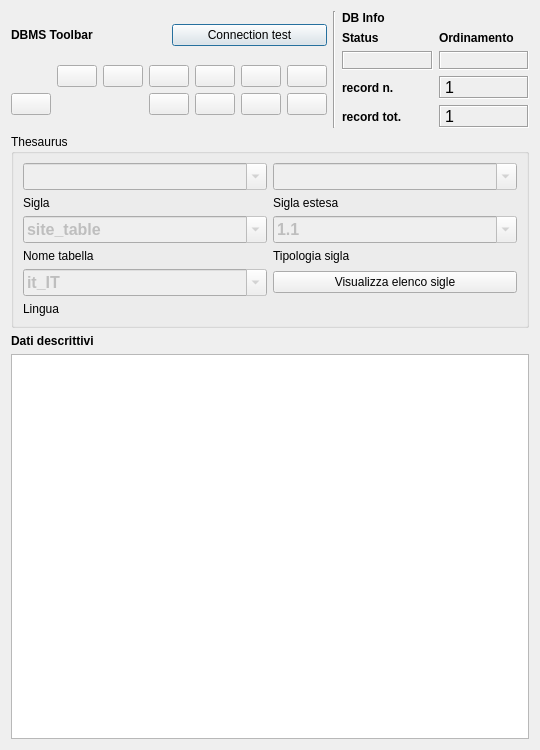
Above: gui/ui/Thesaurus.ui from pyarchinit/pyarchinit before the change. Below: the same form after it.
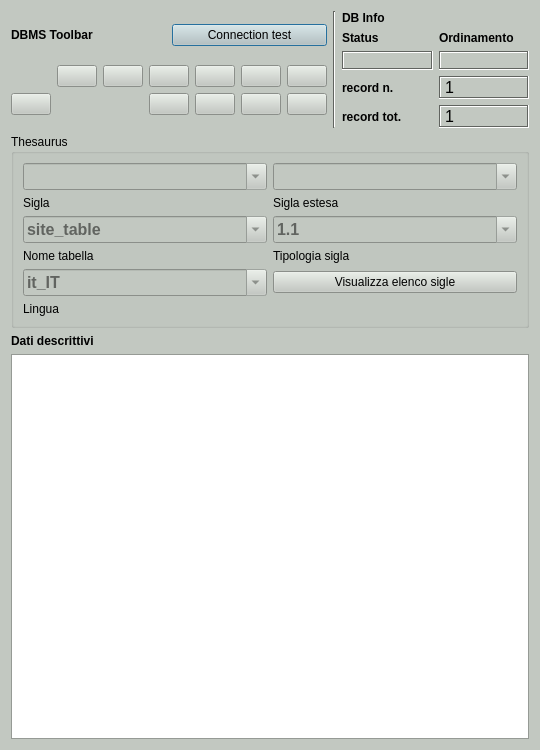
That is the form after the change. Icons and pictures are not drawn. Custom widgets are drawn as their Qt base class.

Commit message: change backgroud color ui

What changed in the file:
```diff
--- a/gui/ui/Thesaurus.ui
+++ b/gui/ui/Thesaurus.ui
@@ -16,6 +16,448 @@
     <height>400</height>
    </size>
   </property>
+  <property name="palette">
+   <palette>
+    <active>
+     <colorrole role="WindowText">
+      <brush brushstyle="SolidPattern">
+       <color alpha="255">
+        <red>0</red>
+        <green>0</green>
+        <blue>0</blue>
+       </color>
+      </brush>
+     </colorrole>
+     <colorrole role="Button">
+      <brush brushstyle="SolidPattern">
+       <color alpha="255">
+        <red>194</red>
+        <green>200</green>
+        <blue>193</blue>
+       </color>
+      </brush>
+     </colorrole>
+     <colorrole role="Light">
+      <brush brushstyle="SolidPattern">
+       <color alpha="255">
+        <red>255</red>
+        <green>255</green>
+        <blue>255</blue>
+       </color>
+      </brush>
+     </colorrole>
+     <colorrole role="Midlight">
+      <brush brushstyle="SolidPattern">
+       <color alpha="255">
+        <red>224</red>
+        <green>227</green>
+        <blue>224</blue>
+       </color>
+      </brush>
+     </colorrole>
+     <colorrole role="Dark">
+      <brush brushstyle="SolidPattern">
+       <color alpha="255">
+        <red>97</red>
+        <green>100</green>
+        <blue>96</blue>
+       </color>
+      </brush>
+     </colorrole>
+     <colorrole role="Mid">
+      <brush brushstyle="SolidPattern">
+       <color alpha="255">
+        <red>129</red>
+        <green>133</green>
+        <blue>129</blue>
+       </color>
+      </brush>
+     </colorrole>
+     <colorrole role="Text">
+      <brush brushstyle="SolidPattern">
+       <color alpha="255">
+        <red>0</red>
+        <green>0</green>
+        <blue>0</blue>
+       </color>
+      </brush>
+     </colorrole>
+     <colorrole role="BrightText">
+      <brush brushstyle="SolidPattern">
+       <color alpha="255">
+        <red>255</red>
+        <green>255</green>
+        <blue>255</blue>
+       </color>
+      </brush>
+     </colorrole>
+     <colorrole role="ButtonText">
+      <brush brushstyle="SolidPattern">
+       <color alpha="255">
+        <red>0</red>
+        <green>0</green>
+        <blue>0</blue>
+       </color>
+      </brush>
+     </colorrole>
+     <colorrole role="Base">
+      <brush brushstyle="SolidPattern">
+       <color alpha="255">
+        <red>255</red>
+        <green>255</green>
+        <blue>255</blue>
+       </color>
+      </brush>
+     </colorrole>
+     <colorrole role="Window">
+      <brush brushstyle="SolidPattern">
+       <color alpha="255">
+        <red>194</red>
+        <green>200</green>
+        <blue>193</blue>
+       </color>
+      </brush>
+     </colorrole>
+     <colorrole role="Shadow">
+      <brush brushstyle="SolidPattern">
+       <color alpha="255">
+        <red>0</red>
+        <green>0</green>
+        <blue>0</blue>
+       </color>
+      </brush>
+     </colorrole>
+     <colorrole role="AlternateBase">
+      <brush brushstyle="SolidPattern">
+       <color alpha="255">
+        <red>224</red>
+        <green>227</green>
+        <blue>224</blue>
+       </color>
+      </brush>
+     </colorrole>
+     <colorrole role="ToolTipBase">
+      <brush brushstyle="SolidPattern">
+       <color alpha="255">
+        <red>255</red>
+        <green>255</green>
+        <blue>220</blue>
+       </color>
+      </brush>
+     </colorrole>
+     <colorrole role="ToolTipText">
+      <brush brushstyle="SolidPattern">
+       <color alpha="255">
+        <red>0</red>
+        <green>0</green>
+        <blue>0</blue>
+       </color>
+      </brush>
+     </colorrole>
+     <colorrole role="PlaceholderText">
+      <brush brushstyle="SolidPattern">
+       <color alpha="128">
+        <red>0</red>
+        <green>0</green>
+        <blue>0</blue>
+       </color>
+      </brush>
+     </colorrole>
+    </active>
+    <inactive>
+     <colorrole role="WindowText">
+      <brush brushstyle="SolidPattern">
+       <color alpha="255">
+        <red>0</red>
+        <green>0</green>
+        <blue>0</blue>
+       </color>
+      </brush>
+     </colorrole>
+     <colorrole role="Button">
+      <brush brushstyle="SolidPattern">
+       <color alpha="255">
+        <red>194</red>
+        <green>200</green>
+        <blue>193</blue>
+       </color>
+      </brush>
+     </colorrole>
+     <colorrole role="Light">
+      <brush brushstyle="SolidPattern">
+       <color alpha="255">
+        <red>255</red>
+        <green>255</green>
+        <blue>255</blue>
+       </color>
+      </brush>
+     </colorrole>
+     <colorrole role="Midlight">
+      <brush brushstyle="SolidPattern">
+       <color alpha="255">
+        <red>224</red>
+        <green>227</green>
+        <blue>224</blue>
+       </color>
+      </brush>
+     </colorrole>
+     <colorrole role="Dark">
+      <brush brushstyle="SolidPattern">
+       <color alpha="255">
+        <red>97</red>
+        <green>100</green>
+        <blue>96</blue>
+       </color>
+      </brush>
+     </colorrole>
+     <colorrole role="Mid">
+      <brush brushstyle="SolidPattern">
+       <color alpha="255">
+        <red>129</red>
+        <green>133</green>
+        <blue>129</blue>
+       </color>
+      </brush>
+     </colorrole>
+     <colorrole role="Text">
+      <brush brushstyle="SolidPattern">
+       <color alpha="255">
+        <red>0</red>
+        <green>0</green>
+        <blue>0</blue>
+       </color>
+      </brush>
+     </colorrole>
+     <colorrole role="BrightText">
+      <brush brushstyle="SolidPattern">
+       <color alpha="255">
+        <red>255</red>
+        <green>255</green>
+        <blue>255</blue>
+       </color>
+      </brush>
+     </colorrole>
+     <colorrole role="ButtonText">
+      <brush brushstyle="SolidPattern">
+       <color alpha="255">
+        <red>0</red>
+        <green>0</green>
+        <blue>0</blue>
+       </color>
+      </brush>
+     </colorrole>
+     <colorrole role="Base">
+      <brush brushstyle="SolidPattern">
+       <color alpha="255">
+        <red>255</red>
+        <green>255</green>
+        <blue>255</blue>
+       </color>
+      </brush>
+     </colorrole>
+     <colorrole role="Window">
+      <brush brushstyle="SolidPattern">
+       <color alpha="255">
+        <red>194</red>
+        <green>200</green>
+        <blue>193</blue>
+       </color>
+      </brush>
+     </colorrole>
+     <colorrole role="Shadow">
+      <brush brushstyle="SolidPattern">
+       <color alpha="255">
+        <red>0</red>
+        <green>0</green>
+        <blue>0</blue>
+       </color>
+      </brush>
+     </colorrole>
+     <colorrole role="AlternateBase">
+      <brush brushstyle="SolidPattern">
+       <color alpha="255">
+        <red>224</red>
+        <green>227</green>
+        <blue>224</blue>
+       </color>
+      </brush>
+     </colorrole>
+     <colorrole role="ToolTipBase">
+      <brush brushstyle="SolidPattern">
+       <color alpha="255">
+        <red>255</red>
+        <green>255</green>
+        <blue>220</blue>
+       </color>
+      </brush>
+     </colorrole>
+     <colorrole role="ToolTipText">
+      <brush brushstyle="SolidPattern">
+       <color alpha="255">
+        <red>0</red>
+        <green>0</green>
+        <blue>0</blue>
+       </color>
+      </brush>
+     </colorrole>
+     <colorrole role="PlaceholderText">
+      <brush brushstyle="SolidPattern">
+       <color alpha="128">
+        <red>0</red>
+        <green>0</green>
+        <blue>0</blue>
+       </color>
+      </brush>
+     </colorrole>
+    </inactive>
+    <disabled>
+     <colorrole role="WindowText">
+      <brush brushstyle="SolidPattern">
+       <color alpha="255">
+        <red>97</red>
+        <green>100</green>
+        <blue>96</blue>
+       </color>
+      </brush>
+     </colorrole>
+     <colorrole role="Button">
+      <brush brushstyle="SolidPattern">
+       <color alpha="255">
+        <red>194</red>
+        <green>200</green>
+        <blue>193</blue>
+       </color>
+      </brush>
+     </colorrole>
+     <colorrole role="Light">
+      <brush brushstyle="SolidPattern">
+       <color alpha="255">
+        <red>255</red>
+        <green>255</green>
+        <blue>255</blue>
+       </color>
+      </brush>
+     </colorrole>
+     <colorrole role="Midlight">
+      <brush brushstyle="SolidPattern">
+       <color alpha="255">
+        <red>224</red>
+        <green>227</green>
+        <blue>224</blue>
+       </color>
+      </brush>
+     </colorrole>
+     <colorrole role="Dark">
+      <brush brushstyle="SolidPattern">
+       <color alpha="255">
+        <red>97</red>
+        <green>100</green>
+        <blue>96</blue>
+       </color>
+      </brush>
+     </colorrole>
+     <colorrole role="Mid">
+      <brush brushstyle="SolidPattern">
+       <color alpha="255">
+        <red>129</red>
+        <green>133</green>
+        <blue>129</blue>
+       </color>
+      </brush>
+     </colorrole>
+     <colorrole role="Text">
+      <brush brushstyle="SolidPattern">
+       <color alpha="255">
+        <red>97</red>
+        <green>100</green>
+        <blue>96</blue>
+       </color>
+      </brush>
+     </colorrole>
+     <colorrole role="BrightText">
+      <brush brushstyle="SolidPattern">
+       <color alpha="255">
+        <red>255</red>
+        <green>255</green>
+        <blue>255</blue>
+       </color>
+      </brush>
+     </colorrole>
+     <colorrole role="ButtonText">
+      <brush brushstyle="SolidPattern">
+       <color alpha="255">
+        <red>97</red>
+        <green>100</green>
+        <blue>96</blue>
+       </color>
+      </brush>
+     </colorrole>
+     <colorrole role="Base">
+      <brush brushstyle="SolidPattern">
+       <color alpha="255">
+        <red>194</red>
+        <green>200</green>
+        <blue>193</blue>
+       </color>
+      </brush>
+     </colorrole>
+     <colorrole role="Window">
+      <brush brushstyle="SolidPattern">
+       <color alpha="255">
+        <red>194</red>
+        <green>200</green>
+        <blue>193</blue>
+       </color>
+      </brush>
+     </colorrole>
+     <colorrole role="Shadow">
+      <brush brushstyle="SolidPattern">
+       <color alpha="255">
+        <red>0</red>
+        <green>0</green>
+        <blue>0</blue>
+       </color>
+      </brush>
+     </colorrole>
+     <colorrole role="AlternateBase">
+      <brush brushstyle="SolidPattern">
+       <color alpha="255">
+        <red>194</red>
+        <green>200</green>
+        <blue>193</blue>
+       </color>
+      </brush>
+     </colorrole>
+     <colorrole role="ToolTipBase">
+      <brush brushstyle="SolidPattern">
+       <color alpha="255">
+        <red>255</red>
+        <green>255</green>
+        <blue>220</blue>
+       </color>
+      </brush>
+     </colorrole>
+     <colorrole role="ToolTipText">
+      <brush brushstyle="SolidPattern">
+       <color alpha="255">
+        <red>0</red>
+        <green>0</green>
+        <blue>0</blue>
+       </color>
+      </brush>
+     </colorrole>
+     <colorrole role="PlaceholderText">
+      <brush brushstyle="SolidPattern">
+       <color alpha="128">
+        <red>0</red>
+        <green>0</green>
+        <blue>0</blue>
+       </color>
+      </brush>
+     </colorrole>
+    </disabled>
+   </palette>
+  </property>
   <property name="windowTitle">
    <string>pyArchInit Gestione Beni culturali - Thesaurus</string>
   </property>
```
The commit also changes 36 other files.
